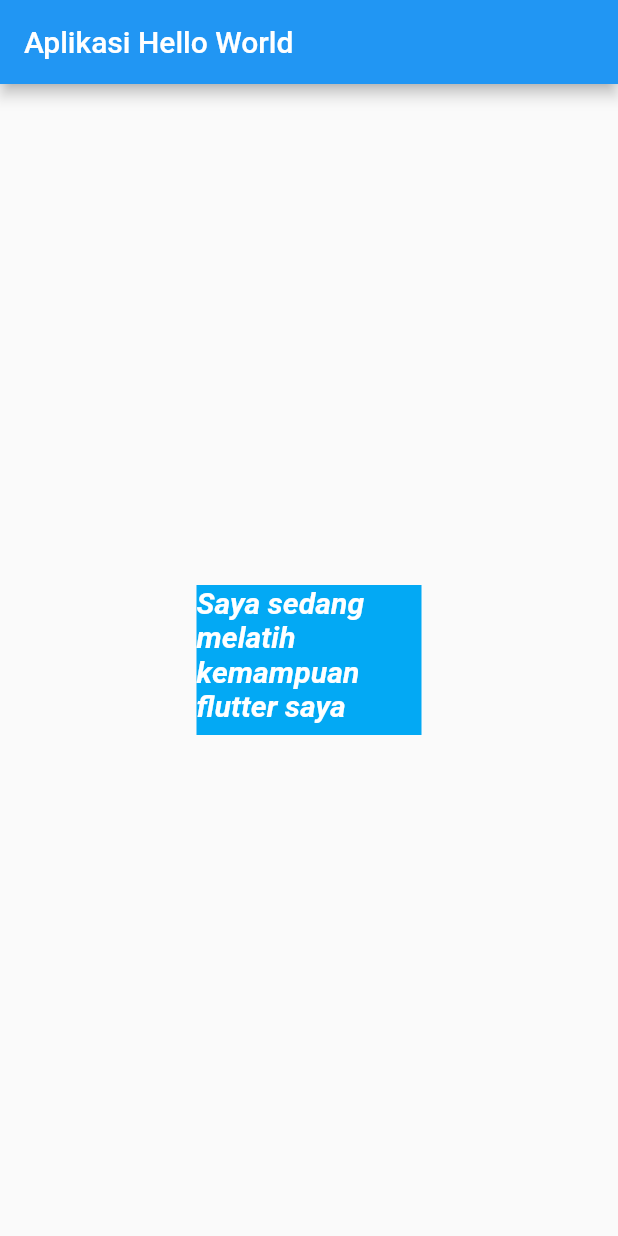
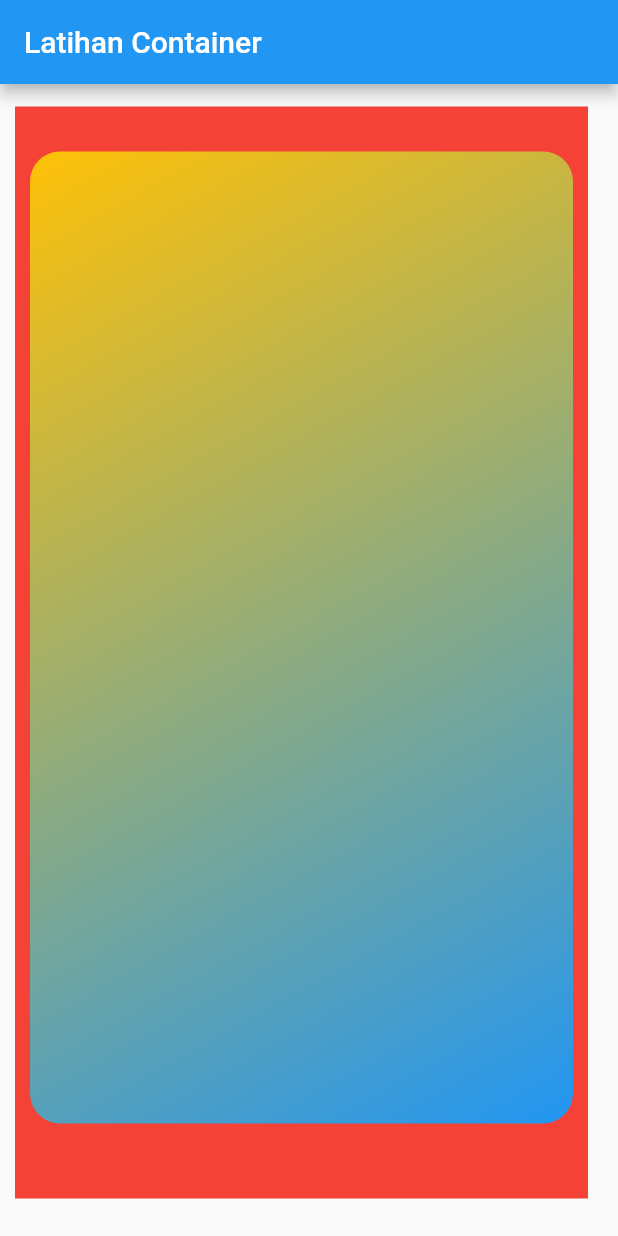
Before and after one commit to rivaldofez/flutter_learnerd, a Flutter app: the screen it shows after launch, on a phone screen of 412 x 824 dp. Run offline on Flutter 3.47's test engine with Material 2 defaults, Android fonts, the phone set to English and light mode, and no system bars.

Commit message:
using container padding margin and decoration

```diff
--- a/lib/main.dart
+++ b/lib/main.dart
@@ -8,17 +8,22 @@ class MyApp extends StatelessWidget {
     return MaterialApp(
       home: Scaffold(
         appBar: AppBar(
-          title: Text("Aplikasi Hello World"),
+          title: Text("Latihan Container"),
         ),
-        body: Center(
-            child: Container(
-                color: Colors.lightBlue,
-                width: 150,
-                height: 100,
-                child: Text(
-                  "Saya sedang melatih kemampuan flutter saya",
-                  style: TextStyle(color: Colors.white, fontStyle: FontStyle.italic, fontWeight: FontWeight.bold, fontSize: 20),
-                ))),
+        body: Container(
+          color: Colors.red,
+          margin: EdgeInsets.fromLTRB(10, 15, 20, 25),
+          padding: EdgeInsets.only(bottom: 40, top: 20),
+          child: Container(
+            margin: EdgeInsets.all(10),
+            decoration: BoxDecoration(
+                borderRadius: BorderRadius.circular(20),
+                gradient: LinearGradient(
+                    begin: Alignment.topLeft,
+                    end: Alignment.bottomRight,
+                    colors: <Color>[Colors.amber, Colors.blue])),
+          ),
+        ),
       ),
     );
   }
```
